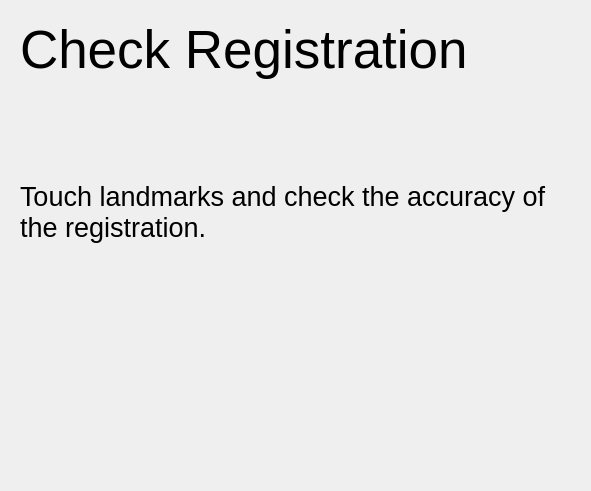
Qt form Registration/Resources/UI/Registration.ui (NousNav/SlicerOpenNav) before a commit.
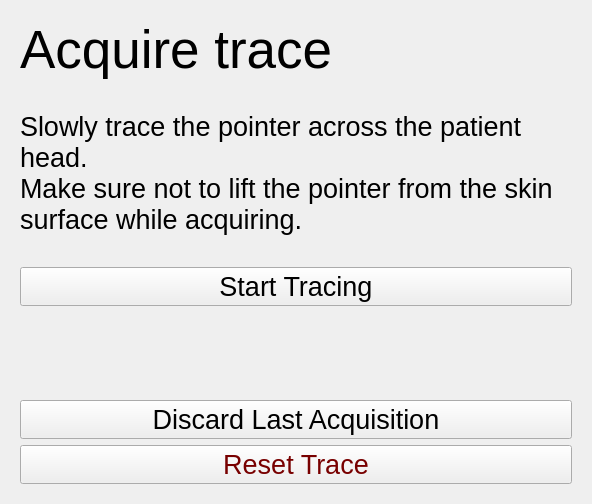
The same form after that commit. The open tabs and pages were chosen to show the change. Custom widgets are drawn as their Qt base class.

Commit message:
ENH: Add surface registration
* Adds surface trace step to registration workflow logic

* Adds Trace class to harbour collected data

* Creates a ModelNode from segmentation which is saved with the
  scene

* Implements error computation before and after surface registration step to
  assess performance

```diff
--- a/Registration/Resources/UI/Registration.ui
+++ b/Registration/Resources/UI/Registration.ui
@@ -6,8 +6,6 @@
    <rect>
     <x>0</x>
     <y>0</y>
-    <width>591</width>
-    <height>491</height>
     <width>592</width>
     <height>504</height>
    </rect>
@@ -599,7 +597,7 @@
        </item>
       </layout>
      </widget>
-     <widget class="QWidget" name="RegistrationStepVerifyRegistration">
+     <widget class="QWidget" name="RegistrationStepSurfaceRegistration">
       <layout class="QVBoxLayout" name="verticalLayout_7">
        <item>
         <widget class="QLabel" name="label_13">
@@ -609,7 +607,10 @@
           </font>
          </property>
          <property name="text">
-          <string>Check Registration</string>
+          <string>Acquire trace</string>
+         </property>
+         <property name="InstructionTitle" stdset="0">
+          <string>Yes</string>
          </property>
         </widget>
        </item>
@@ -634,7 +635,325 @@
           </font>
          </property>
          <property name="text">
-          <string>Touch landmarks and check the accuracy of the registration.</string>
+          <string>Slowly trace the pointer across the patient head.
+Make sure not to lift the pointer from the skin surface while acquiring.</string>
+         </property>
+         <property name="wordWrap">
+          <bool>true</bool>
+         </property>
+         <property name="InstructionText" stdset="0">
+          <bool>true</bool>
+         </property>
+        </widget>
+       </item>
+       <item>
+        <spacer name="verticalSpacer_26">
+         <property name="orientation">
+          <enum>Qt::Vertical</enum>
+         </property>
+         <property name="sizeHint" stdset="0">
+          <size>
+           <width>20</width>
+           <height>40</height>
+          </size>
+         </property>
+        </spacer>
+       </item>
+       <item>
+        <widget class="QPushButton" name="TraceButton">
+         <property name="font">
+          <font>
+           <pointsize>20</pointsize>
+          </font>
+         </property>
+         <property name="text">
+          <string>Start Tracing</string>
+         </property>
+        </widget>
+       </item>
+       <item>
+        <spacer name="verticalSpacer_17">
+         <property name="orientation">
+          <enum>Qt::Vertical</enum>
+         </property>
+         <property name="sizeHint" stdset="0">
+          <size>
+           <width>20</width>
+           <height>40</height>
+          </size>
+         </property>
+        </spacer>
+       </item>
+       <item>
+        <widget class="QLabel" name="SurfaceRegMessage">
+         <property name="font">
+          <font>
+           <pointsize>20</pointsize>
+          </font>
+         </property>
+         <property name="styleSheet">
+          <string notr="true">color: rgb(170, 0, 0);</string>
+         </property>
+         <property name="text">
+          <string/>
+         </property>
+         <property name="wordWrap">
+          <bool>true</bool>
+         </property>
+        </widget>
+       </item>
+       <item>
+        <spacer name="verticalSpacer_27">
+         <property name="orientation">
+          <enum>Qt::Vertical</enum>
+         </property>
+         <property name="sizeHint" stdset="0">
+          <size>
+           <width>20</width>
+           <height>40</height>
+          </size>
+         </property>
+        </spacer>
+       </item>
+       <item>
+        <widget class="QPushButton" name="DiscardLastButton">
+         <property name="font">
+          <font>
+           <pointsize>20</pointsize>
+          </font>
+         </property>
+         <property name="text">
+          <string>Discard Last Acquisition</string>
+         </property>
+        </widget>
+       </item>
+       <item>
+        <widget class="QPushButton" name="ResetTraceButton">
+         <property name="palette">
+          <palette>
+           <active>
+            <colorrole role="WindowText">
+             <brush brushstyle="SolidPattern">
+              <color alpha="255">
+               <red>120</red>
+               <green>0</green>
+               <blue>0</blue>
+              </color>
+             </brush>
+            </colorrole>
+            <colorrole role="Text">
+             <brush brushstyle="SolidPattern">
+              <color alpha="255">
+               <red>120</red>
+               <green>0</green>
+               <blue>0</blue>
+              </color>
+             </brush>
+            </colorrole>
+            <colorrole role="ButtonText">
+             <brush brushstyle="SolidPattern">
+              <color alpha="255">
+               <red>120</red>
+               <green>0</green>
+               <blue>0</blue>
+              </color>
+             </brush>
+            </colorrole>
+            <colorrole role="AlternateBase">
+             <brush brushstyle="SolidPattern">
+              <color alpha="255">
+               <red>245</red>
+               <green>245</green>
+               <blue>245</blue>
+              </color>
+             </brush>
+            </colorrole>
+            <colorrole role="NoRole">
+             <brush brushstyle="SolidPattern">
+              <color alpha="255">
+               <red>0</red>
+               <green>0</green>
+               <blue>0</blue>
+              </color>
+             </brush>
+            </colorrole>
+            <colorrole role="PlaceholderText">
+             <brush brushstyle="SolidPattern">
+              <color alpha="255">
+               <red>120</red>
+               <green>0</green>
+               <blue>0</blue>
+              </color>
+             </brush>
+            </colorrole>
+           </active>
+           <inactive>
+            <colorrole role="WindowText">
+             <brush brushstyle="SolidPattern">
+              <color alpha="255">
+               <red>120</red>
+               <green>0</green>
+               <blue>0</blue>
+              </color>
+             </brush>
+            </colorrole>
+            <colorrole role="Text">
+             <brush brushstyle="SolidPattern">
+              <color alpha="255">
+               <red>120</red>
+               <green>0</green>
+               <blue>0</blue>
+              </color>
+             </brush>
+            </colorrole>
+            <colorrole role="ButtonText">
+             <brush brushstyle="SolidPattern">
+              <color alpha="255">
+               <red>120</red>
+               <green>0</green>
+               <blue>0</blue>
+              </color>
+             </brush>
+            </colorrole>
+            <colorrole role="AlternateBase">
+             <brush brushstyle="SolidPattern">
+              <color alpha="255">
+               <red>245</red>
+               <green>245</green>
+               <blue>245</blue>
+              </color>
+             </brush>
+            </colorrole>
+            <colorrole role="NoRole">
+             <brush brushstyle="NoBrush">
+              <color alpha="255">
+               <red>0</red>
+               <green>0</green>
+               <blue>0</blue>
+              </color>
+             </brush>
+            </colorrole>
+            <colorrole role="PlaceholderText">
+             <brush brushstyle="SolidPattern">
+              <color alpha="255">
+               <red>120</red>
+               <green>0</green>
+               <blue>0</blue>
+              </color>
+             </brush>
+            </colorrole>
+           </inactive>
+           <disabled>
+            <colorrole role="WindowText">
+             <brush brushstyle="SolidPattern">
+              <color alpha="255">
+               <red>120</red>
+               <green>0</green>
+               <blue>0</blue>
+              </color>
+             </brush>
+            </colorrole>
+            <colorrole role="Text">
+             <brush brushstyle="SolidPattern">
+              <color alpha="255">
+               <red>120</red>
+               <green>0</green>
+               <blue>0</blue>
+              </color>
+             </brush>
+            </colorrole>
+            <colorrole role="ButtonText">
+             <brush brushstyle="SolidPattern">
+              <color alpha="255">
+               <red>120</red>
+               <green>0</green>
+               <blue>0</blue>
+              </color>
+             </brush>
+            </colorrole>
+            <colorrole role="AlternateBase">
+             <brush brushstyle="SolidPattern">
+              <color alpha="255">
+               <red>245</red>
+               <green>245</green>
+               <blue>245</blue>
+              </color>
+             </brush>
+            </colorrole>
+            <colorrole role="NoRole">
+             <brush brushstyle="NoBrush">
+              <color alpha="255">
+               <red>0</red>
+               <green>0</green>
+               <blue>0</blue>
+              </color>
+             </brush>
+            </colorrole>
+            <colorrole role="PlaceholderText">
+             <brush brushstyle="SolidPattern">
+              <color alpha="255">
+               <red>120</red>
+               <green>0</green>
+               <blue>0</blue>
+              </color>
+             </brush>
+            </colorrole>
+           </disabled>
+          </palette>
+         </property>
+         <property name="font">
+          <font>
+           <pointsize>20</pointsize>
+           <italic>false</italic>
+           <bold>false</bold>
+          </font>
+         </property>
+         <property name="styleSheet">
+          <string notr="true">color: rgb(120, 0, 0);</string>
+         </property>
+         <property name="text">
+          <string>Reset Trace</string>
+         </property>
+        </widget>
+       </item>
+      </layout>
+     </widget>
+     <widget class="QWidget" name="RegistrationStepVerifyRegistration">
+      <layout class="QVBoxLayout" name="verticalLayout_8">
+       <item>
+        <widget class="QLabel" name="label_15">
+         <property name="font">
+          <font>
+           <pointsize>40</pointsize>
+          </font>
+         </property>
+         <property name="text">
+          <string>Check Registration</string>
+         </property>
+        </widget>
+       </item>
+       <item>
+        <spacer name="verticalSpacer_20">
+         <property name="orientation">
+          <enum>Qt::Vertical</enum>
+         </property>
+         <property name="sizeHint" stdset="0">
+          <size>
+           <width>20</width>
+           <height>40</height>
+          </size>
+         </property>
+        </spacer>
+       </item>
+       <item>
+        <widget class="QLabel" name="label_16">
+         <property name="font">
+          <font>
+           <pointsize>20</pointsize>
+          </font>
+         </property>
+         <property name="text">
+          <string>Touch landmarks and check the accuracy of the registration. If the registration is satisfactory, proceed to the next step. If the registration is poor, restart registration. If the registration needs slight improvement, continue the surface trace to refine it.</string>
          </property>
          <property name="wordWrap">
           <bool>true</bool>
```
Left out of the diff: 32 changed lines with no effect on the pictures. The commit also changes 7 other files.
